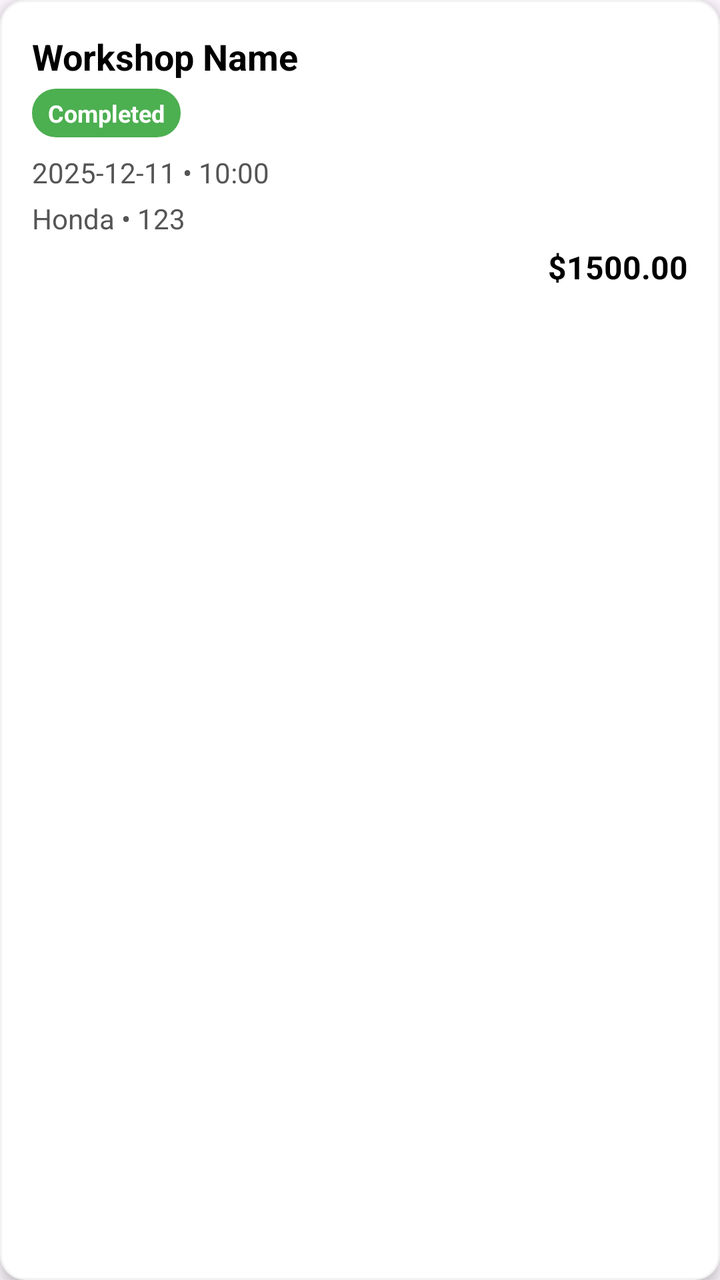
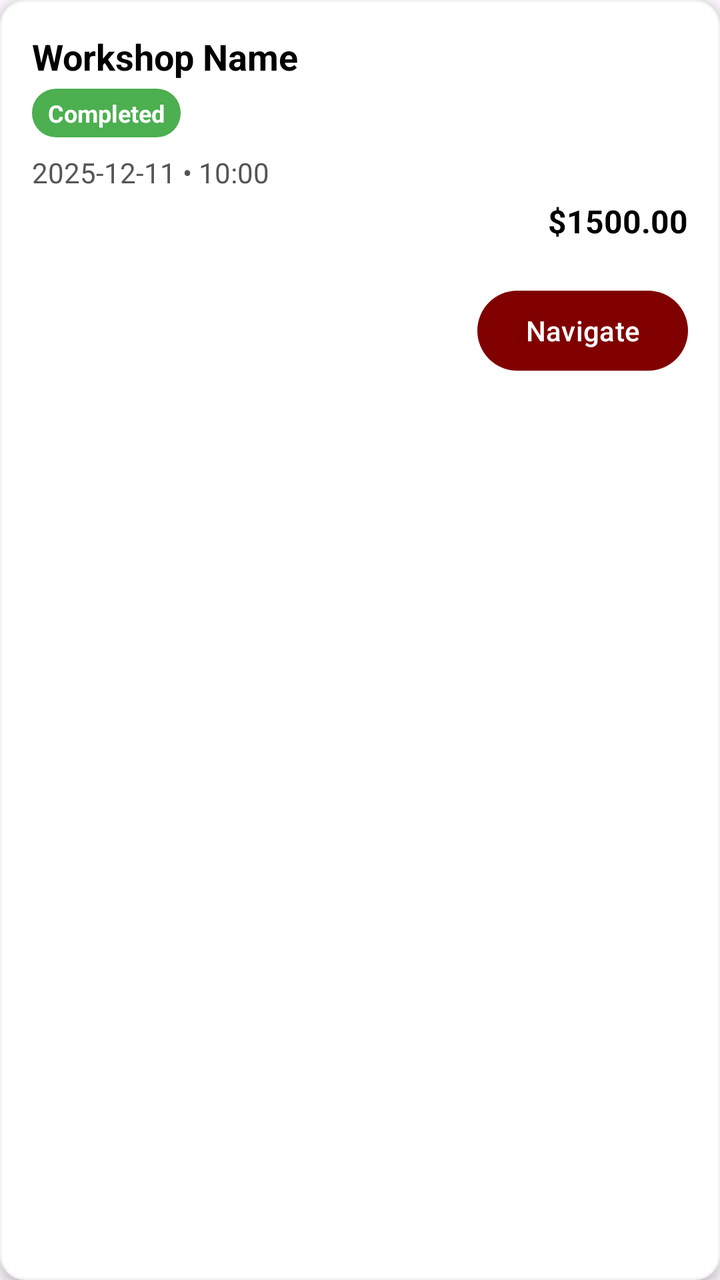

Two renders of the same Android screen: before a commit and after it. Below are the layout's source before the change and the commit's diff.
<!-- AndroidManifest.xml: application theme Theme.SemesterProject -->
<!-- res/layout/item_bookingwhole.xml -->
<LinearLayout xmlns:android="http://schemas.android.com/apk/res/android"
    android:layout_width="match_parent"
    android:layout_height="wrap_content"
    android:orientation="vertical"
    android:padding="16dp"
    android:layout_margin="8dp"
    android:background="@drawable/card_bg"
    android:elevation="4dp"
    android:clipToPadding="false">

    
    <TextView
        android:id="@+id/tvWorkshopName"
        android:layout_width="match_parent"
        android:layout_height="wrap_content"
        android:text="Workshop Name"
        android:textSize="18sp"
        android:textStyle="bold"
        android:textColor="@color/black"
        android:layout_marginBottom="4dp"/>

    
    <TextView
        android:id="@+id/tvStatus"
        android:layout_width="wrap_content"
        android:layout_height="wrap_content"
        android:text="Completed"
        android:textSize="12sp"
        android:textStyle="bold"
        android:paddingHorizontal="8dp"
        android:paddingVertical="4dp"
        android:background="@drawable/status_completed"
        android:textColor="@android:color/white"
        android:layout_marginBottom="8dp"/>

    
    <TextView
        android:id="@+id/tvDate"
        android:layout_width="match_parent"
        android:layout_height="wrap_content"
        android:text="2025-12-11 • 10:00"
        android:textSize="14sp"
        android:textColor="@color/dark_gray"
        android:layout_marginBottom="4dp"/>

    
    <TextView
        android:id="@+id/tvVehicle"
        android:layout_width="match_parent"
        android:layout_height="wrap_content"
        android:text="Honda • 123"
        android:textSize="14sp"
        android:textColor="@color/dark_gray"
        android:layout_marginBottom="4dp"/>


    
    <TextView
        android:id="@+id/tvPrice"
        android:layout_width="match_parent"
        android:layout_height="wrap_content"
        android:text="$1500.00"
        android:textSize="16sp"
        android:textStyle="bold"
        android:textColor="@color/black"
        android:gravity="end"/>
</LinearLayout>
<!-- resources referenced by this layout -->
<resources>
  <color name="black">#FF000000</color>
  <color name="dark_gray">#555555</color>
  <!-- drawable card_bg (drawable) -->
  <shape xmlns:android="http://schemas.android.com/apk/res/android"
      android:shape="rectangle">
      <solid android:color="@color/white"/>
      <corners android:radius="12dp"/>
      <stroke android:width="1dp" android:color="@color/light_gray"/>
  </shape>
  <!-- drawable status_completed (drawable) -->
  <shape xmlns:android="http://schemas.android.com/apk/res/android"
      android:shape="rectangle">
      <solid android:color="#4CAF50"/> 
      <corners android:radius="12dp"/>
  </shape>
  <style name="Theme.SemesterProject" parent="Base.Theme.SemesterProject" />
  <color name="white">#FFFFFFFF</color>
  <color name="light_gray">#F2F2F2</color>
  <style name="Base.Theme.SemesterProject" parent="Theme.Material3.DayNight.NoActionBar">
          
          
      </style>
</resources>

<!-- the commit's change to res/layout/item_bookingwhole.xml (unified diff, before → after) -->
@@ -1,6 +1,7 @@
 <LinearLayout xmlns:android="http://schemas.android.com/apk/res/android"
     android:layout_width="match_parent"
     android:layout_height="wrap_content"
+    xmlns:app="http://schemas.android.com/apk/res-auto"
     android:orientation="vertical"
     android:padding="16dp"
     android:layout_margin="8dp"
@@ -43,15 +44,7 @@
         android:textColor="@color/dark_gray"
         android:layout_marginBottom="4dp"/>
 
-    
-    <TextView
-        android:id="@+id/tvVehicle"
-        android:layout_width="match_parent"
-        android:layout_height="wrap_content"
-        android:text="Honda • 123"
-        android:textSize="14sp"
-        android:textColor="@color/dark_gray"
-        android:layout_marginBottom="4dp"/>
+
 
 
     
@@ -64,4 +57,17 @@
         android:textStyle="bold"
         android:textColor="@color/black"
         android:gravity="end"/>
+
+    <Button
+        android:id="@+id/navigateButton"
+        android:layout_width="wrap_content"
+        android:layout_height="wrap_content"
+        android:text="Navigate"
+        android:layout_marginTop="20dp"
+        android:textColor="@android:color/white"
+        app:backgroundTint="@color/app_color"
+        android:layout_marginBottom="8dp"
+        android:layout_gravity="right">
+
+    </Button>
 </LinearLayout>
<!-- resource entries referenced after the edit -->
@@ -1,5 +1,6 @@
 <!-- resources referenced by this layout -->
 <resources>
+  <color name="app_color">#800000</color>
   <color name="black">#FF000000</color>
   <color name="dark_gray">#555555</color>
   <!-- drawable card_bg (drawable) -->
